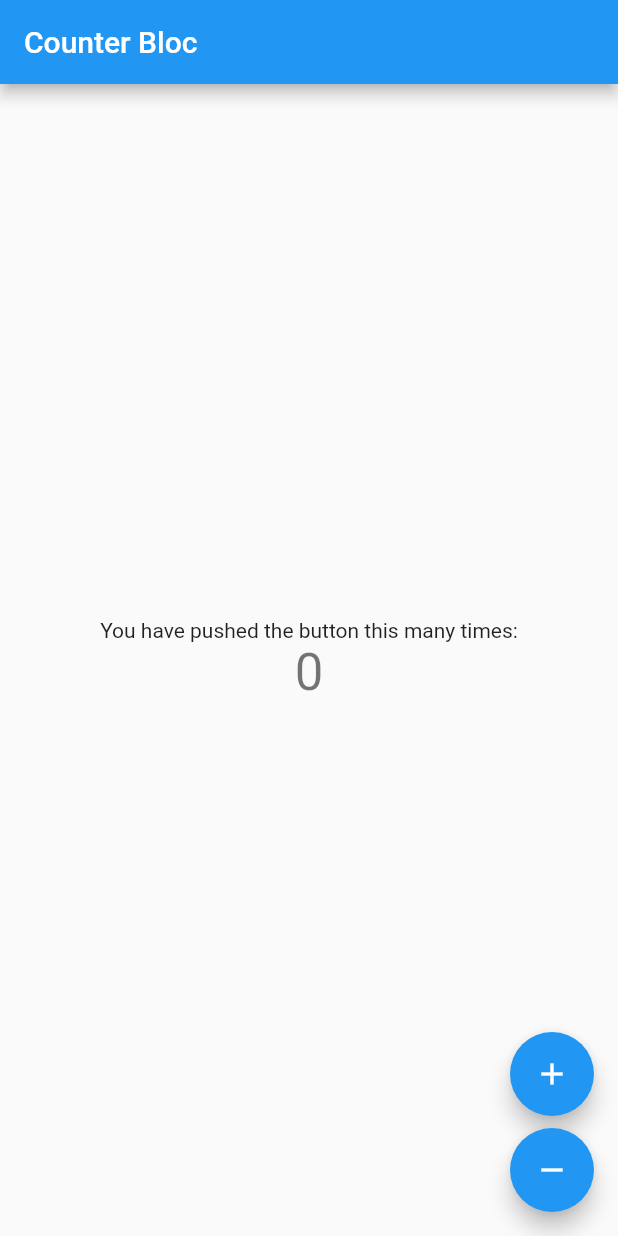
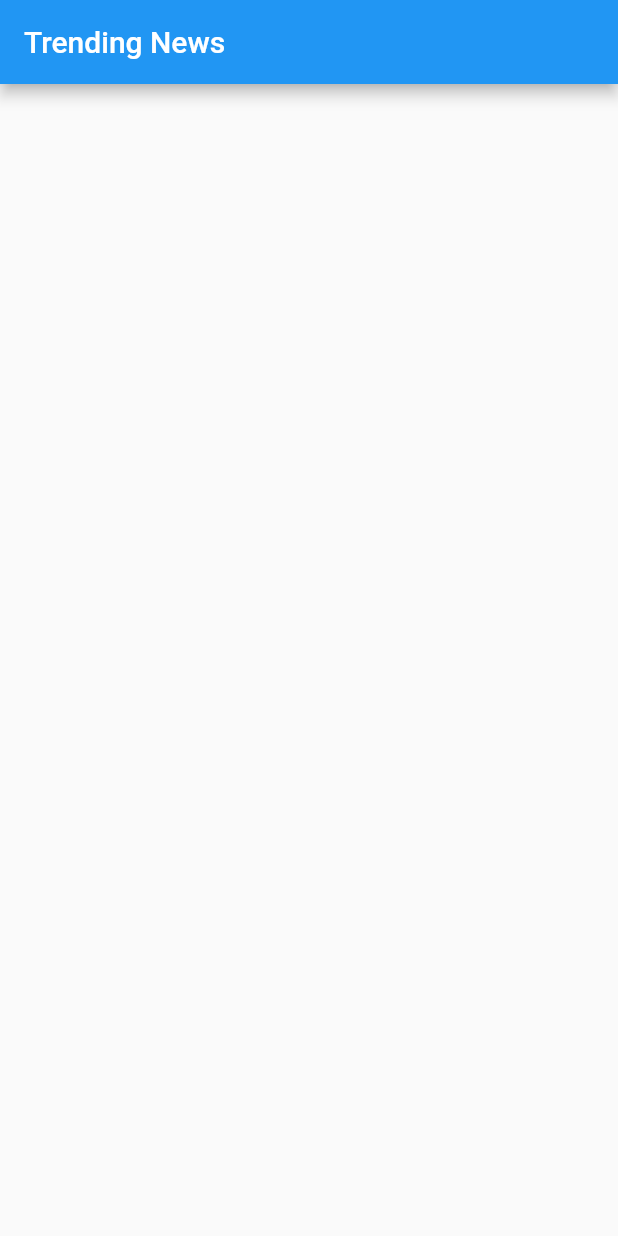
Before and after one commit to kiranM235/newsapp, a Flutter app: the screen it shows after launch, on a phone screen of 412 x 824 dp. Run offline on Flutter 3.47's test engine with Material 2 defaults, Android fonts, the phone set to English and light mode, and no system bars.

Commit message:
created model class and news api provider to fetch the news from hacker news

```diff
--- a/lib/main.dart
+++ b/lib/main.dart
@@ -1,95 +1,19 @@
 import 'package:flutter/material.dart';
-import 'package:flutter_bloc/flutter_bloc.dart';
-import 'package:news/src/bloc/counter_bloc.dart';
-import 'package:news/src/bloc/counter_event.dart';
-import 'package:news/src/bloc/counter_state.dart';
+import 'package:news/src/screens/news_screen.dart';
 
-void main() {
-  runApp(MyApp());
+void main () {
+  runApp(App());
 }
 
-class MyApp extends StatelessWidget {
-  MyApp({Key? key}) : super(key: key);
-
+class App extends StatelessWidget {
+  const App({Key? key}) : super(key: key);
 
   @override
   Widget build(BuildContext context) {
     return MaterialApp(
-      title: 'Flutter Demo',
-      theme: ThemeData(
-        primarySwatch: Colors.blue,
-      ),
-      home: MyHomePage(),
-    );
+      debugShowCheckedModeBanner: false,
+      title: 'News App',
+      home: NewsScreen(),
+        );
   }
 }
-
-class MyHomePage extends StatelessWidget {
-
-  void _incrementCounter(BuildContext context) {
-    /// add IncrementEvent to the blob
-    final bloc = BlocProvider.of<CounterBloc>(context);
-    // bloc.add(CounterEvent(CounterType.increment));
-    bloc.add(IncrementEvent());
-  }
-
-  void _decrementCounter(BuildContext context) {
-    /// add DecrementEvent to the blob
-    final bloc = BlocProvider.of<CounterBloc>(context);
-    // bloc.add(CounterEvent(CounterType.decrement));
-    bloc.add(DecrementEvent());
-  }
-
-  @override
-  Widget build(BuildContext context) {
-    return BlocProvider(
-      create: (context) => CounterBloc(CounterState(0)),
-      child: Builder(
-        builder: (context) {
-          return Scaffold(
-            appBar: AppBar(
-              title: Text("Counter Bloc"),
-            ),
-            body: Center(
-              child: BlocBuilder<CounterBloc, CounterState>(
-                builder: (context, CounterState state) {
-                  return Column(
-                    mainAxisAlignment: MainAxisAlignment.center,
-                    children: <Widget>[
-                      Text(
-                        'You have pushed the button this many times:',
-                      ),
-                      Text(
-                        '${state.count}',
-                        style: Theme.of(context).textTheme.headline4,
-                      ),
-                    ],
-                  );
-                }
-              ),
-            ),
-            floatingActionButton: Column(
-              mainAxisSize: MainAxisSize.min,
-              children: [
-                FloatingActionButton(
-                  onPressed: () => _incrementCounter(context);
-                  ,
-                  tooltip: 'Increment',
-                  child: Icon(Icons.add),
-                ),
-                SizedBox(height: 8),
-                FloatingActionButton(
-                  onPressed: () => _decrementCounter(context);
-                  ,
-                  tooltip: 'Decrement',
-                  child: Icon(Icons.remove),
-                ),
-              ],
-            ),
-
-          );
-        }
-      ),
-    );
-  }
-}
--- a/lib/src/bloc/counter_bloc.dart
+++ /dev/null
@@ -1,20 +0,0 @@
-import 'package:flutter_bloc/flutter_bloc.dart';
-import 'package:news/src/bloc/counter_event.dart';
-import 'package:news/src/bloc/counter_state.dart';
-
-class CounterBloc extends Bloc<CounterEvent, CounterState>{
-  CounterBloc(CounterState initialState) : super(initialState);
-
-  @override
-  Stream<CounterState> mapEventToState(CounterEvent event) async* {
-    // if(event.type == CounterType.increment) {
-    if(event is IncrementEvent) {
-      yield state.copy(state.count + 1);
-
-    // }else if(event.type == CounterType.decrement) {
-    else if(event is DecrementEvent) {
-      yield state.copy(state.count - 1);
-    }
-  }
-
-}
--- a/lib/src/bloc/counter_event.dart
+++ /dev/null
@@ -1,16 +0,0 @@
-// enum CounterType {increment, decrement}
-// class CounterEvent {
-//   final CounterType type;
-//   CounterEvent(this.type);
-// }
-abstract class CounterEvent {
-
-}
-
-class IncrementEvent extends CounterEvent{
-
-}
-
-class DecrementEvent extends CounterEvent{
-
-}
--- a/lib/src/bloc/counter_state.dart
+++ /dev/null
@@ -1,11 +0,0 @@
-class CounterState{
-  int count = 0;
-
-  CounterState(this.count);
-
-  CounterState copy(int? count){
-    return CounterState(count ?? this.count);
-    /// -> CounterState(0)
-  }
-
-}
--- /dev/null
+++ b/lib/src/screens/news_screen.dart
@@ -0,0 +1,17 @@
+import 'package:flutter/material.dart';
+
+class NewsScreen extends StatelessWidget {
+  const NewsScreen({Key? key}) : super(key: key);
+
+  @override
+  Widget build(BuildContext context) {
+    return SafeArea(
+      child: Scaffold(
+        appBar: AppBar(
+          title: Text("Trending News"),
+        ),
+        body: Container(),
+      ),
+    );
+  }
+}
--- a/pubspec.yaml
+++ b/pubspec.yaml
@@ -35,6 +35,7 @@ dependencies:
   # Use with the CupertinoIcons class for iOS style icons.
   cupertino_icons: ^1.0.2
   flutter_bloc: ^7.3.1
+  http: ^0.13.4
 
 dev_dependencies:
   flutter_test:
```
Also changed, not shown: lib/src/models/item_model.dart (added, +60 -0 lines), lib/src/repo/news_api_provider.dart (added, +24 -0 lines), pubspec.lock.
